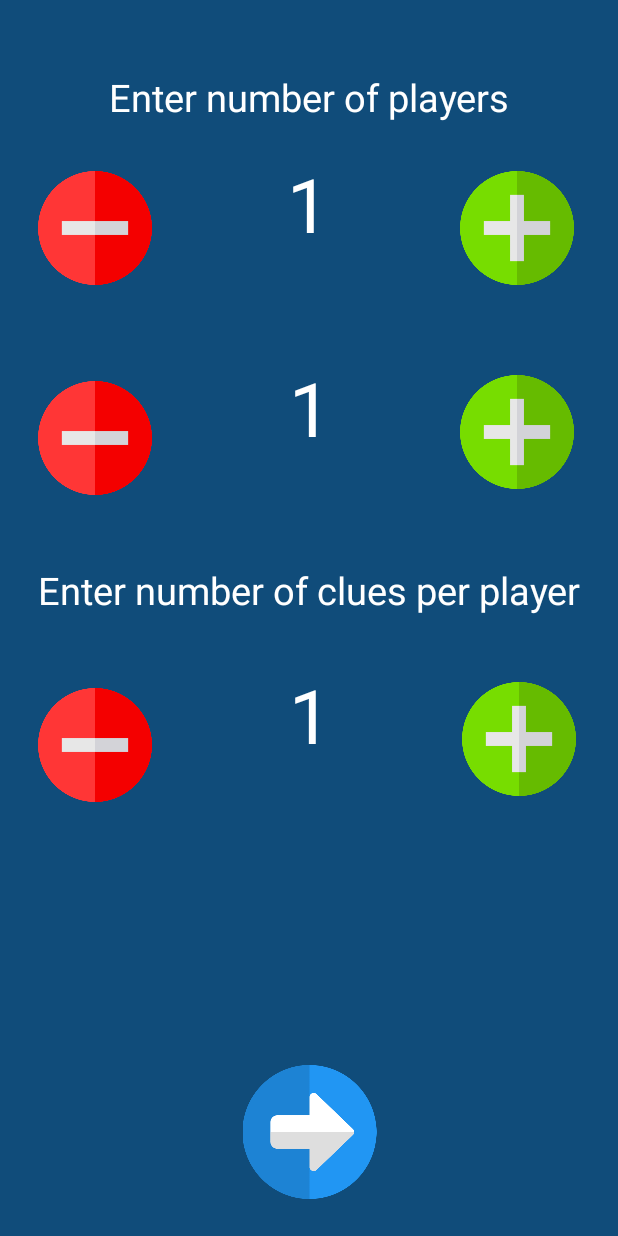
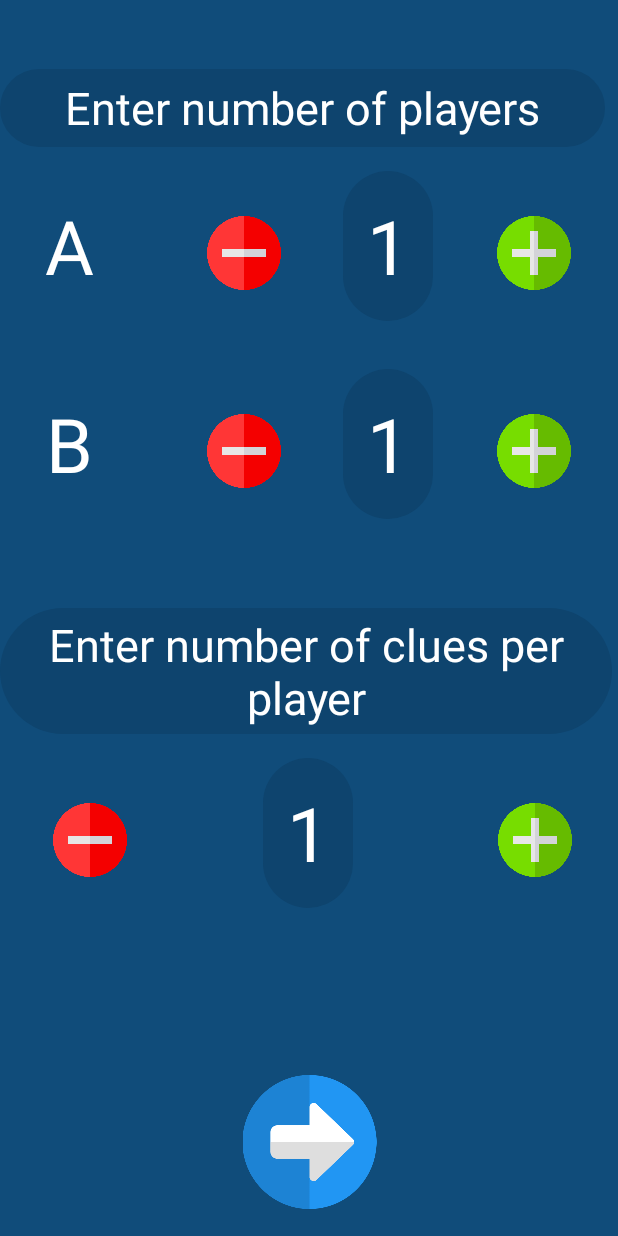
Before and after one commit to wwrzesien/app-activities, an Android app: the screen it shows after launch (MainActivity), after a tap on an icon or button, on a phone screen of 412 x 824 dp. Run offline under Robolectric (Android 15) with nearby library versions, the phone set to English and light mode, and no system bars; our stand-ins replace Firebase (no records; nobody signed in at launch, a user with empty details on screens opened directly).

```diff
--- a/app/src/main/java/com/example/activities/Controller.java
+++ b/app/src/main/java/com/example/activities/Controller.java
@@ -1,16 +1,19 @@
 package com.example.activities;
 
+import android.content.Intent;
 import android.graphics.Typeface;
 import android.util.Log;
 import android.view.View;
 import android.widget.ImageView;
 import android.widget.TextView;
 
+import androidx.appcompat.app.AppCompatActivity;
+
 import java.util.ArrayList;
 import java.util.HashMap;
 import java.util.Map;
 
-public class Controller {
+public class Controller extends AppCompatActivity {
     public String whoseTurn = "A";
     public Integer roundIterator = 0;
     public Map<String, Integer> score = new HashMap<String, Integer>() {{
@@ -26,6 +29,7 @@ public class Controller {
     TextView t1ScoreRef;
     TextView t2ScoreRef;
     TextView phaseDescRef;
+    ImageView exitRef;
 
 
     public void displayRoundScreen() {
--- a/app/src/main/java/com/example/activities/Game2.java
+++ b/app/src/main/java/com/example/activities/Game2.java
@@ -123,6 +123,11 @@ public class Game2 extends AppCompatActivity {
         main();
     }
 
+    public void exitGame(View view) {
+        Intent intent = new Intent(this, MainActivity.class);
+        startActivity(intent);
+    }
+
     public void displayGif(String clue) {
 //        Hide start button
 //        ImageView startRef = (ImageView) findViewById(R.id.start_game);
@@ -191,6 +196,7 @@ public class Game2 extends AppCompatActivity {
         controller.t1ScoreRef = (TextView) findViewById(R.id.t1_score);
         controller.t2ScoreRef = (TextView) findViewById(R.id.t2_score);
         controller.phaseDescRef = (TextView) findViewById(R.id.phaseDesc);
+        controller.exitRef = (ImageView) findViewById(R.id.exit);
 
 //        Set background color for gif screen
         webView.setBackgroundColor(Color.parseColor("#104C7A"));
--- a/app/src/main/res/layout/settings.xml
+++ b/app/src/main/res/layout/settings.xml
@@ -11,13 +11,15 @@
 
     <TextView
         android:id="@+id/settings"
-        android:layout_width="0dp"
-        android:layout_height="wrap_content"
+        android:layout_width="403dp"
+        android:layout_height="52dp"
+        android:background="@drawable/round_corner"
+        android:gravity="center"
         android:text="Enter number of players"
         android:textAlignment="center"
+        android:textAppearance="@style/TextAppearance.AppCompat.Body1"
         android:textColor="#FFFFFF"
-        android:textAppearance="@style/TextAppearance.AppCompat.Body1"
-        android:textSize="25sp"
+        android:textSize="30sp"
         app:layout_constraintBottom_toBottomOf="parent"
         app:layout_constraintEnd_toEndOf="parent"
         app:layout_constraintHorizontal_bias="0.0"
@@ -29,40 +31,57 @@
         android:id="@+id/team_one_size"
         android:layout_width="60dp"
         android:layout_height="100dp"
-        android:layout_marginTop="20dp"
-        android:textColor="#FFFFFF"
+        android:layout_marginTop="16dp"
+        android:background="@drawable/round_corner"
+        android:gravity="center"
         android:text="1"
         android:textAlignment="center"
+        android:textColor="#FFFFFF"
         android:textSize="50sp"
         app:layout_constraintEnd_toEndOf="parent"
-        app:layout_constraintHorizontal_bias="0.498"
+        app:layout_constraintHorizontal_bias="0.649"
+        app:layout_constraintStart_toStartOf="parent"
+        app:layout_constraintTop_toBottomOf="@+id/settings" />
+
+    <TextView
+        android:id="@+id/teamA"
+        android:layout_width="60dp"
+        android:layout_height="100dp"
+        android:layout_marginTop="16dp"
+        android:gravity="center"
+        android:text="A"
+        android:textAlignment="center"
+        android:textColor="#FFFFFF"
+        android:textSize="50sp"
+        app:layout_constraintEnd_toEndOf="parent"
+        app:layout_constraintHorizontal_bias="0.045"
         app:layout_constraintStart_toStartOf="parent"
         app:layout_constraintTop_toBottomOf="@+id/settings" />
 
     <ImageView
         android:id="@+id/team_one_minus"
         style="?android:borderlessButtonStyle"
+        android:layout_width="88dp"
+        android:layout_height="69dp"
+        android:layout_marginStart="10dp"
+        android:layout_marginTop="36dp"
+        android:onClick="teamSub"
         app:layout_constraintEnd_toStartOf="@+id/team_one_size"
-        app:layout_constraintHorizontal_bias="0.055"
+        app:layout_constraintHorizontal_bias="0.83"
         app:layout_constraintStart_toStartOf="parent"
         app:layout_constraintTop_toBottomOf="@+id/settings"
-        app:srcCompat="@drawable/minus"
-        android:layout_width="100dp"
-        android:layout_height="100dp"
-        android:layout_marginStart="10dp"
-        android:layout_marginTop="20dp"
-        android:onClick="teamSub" />
+        app:srcCompat="@drawable/minus" />
 
     <ImageView
         android:id="@+id/team_one_plus"
         style="?android:borderlessButtonStyle"
-        android:layout_width="100dp"
-        android:layout_height="100dp"
-        android:layout_marginTop="20dp"
+        android:layout_width="88dp"
+        android:layout_height="69dp"
+        android:layout_marginTop="36dp"
         android:layout_marginEnd="10dp"
         android:onClick="teamAdd"
         app:layout_constraintEnd_toEndOf="parent"
-        app:layout_constraintHorizontal_bias="0.888"
+        app:layout_constraintHorizontal_bias="0.923"
         app:layout_constraintStart_toEndOf="@+id/team_one_size"
         app:layout_constraintTop_toBottomOf="@+id/settings"
         app:srcCompat="@drawable/add" />
@@ -71,56 +90,75 @@
         android:id="@+id/team_two_size"
         android:layout_width="60dp"
         android:layout_height="100dp"
-        android:layout_marginTop="156dp"
-        android:textColor="#FFFFFF"
+        android:layout_marginTop="148dp"
+        android:background="@drawable/round_corner"
+        android:gravity="center"
         android:text="1"
         android:textAlignment="center"
+        android:textColor="#FFFFFF"
         android:textSize="50sp"
         app:layout_constraintEnd_toEndOf="parent"
-        app:layout_constraintHorizontal_bias="0.501"
+        app:layout_constraintHorizontal_bias="0.649"
+        app:layout_constraintStart_toStartOf="parent"
+        app:layout_constraintTop_toBottomOf="@+id/settings" />
+
+    <TextView
+        android:id="@+id/teamB"
+        android:layout_width="60dp"
+        android:layout_height="100dp"
+        android:layout_marginTop="148dp"
+        android:gravity="center"
+        android:text="B"
+        android:textAlignment="center"
+        android:textColor="#FFFFFF"
+        android:textSize="50sp"
+        app:layout_constraintEnd_toEndOf="parent"
+        app:layout_constraintHorizontal_bias="0.045"
         app:layout_constraintStart_toStartOf="parent"
         app:layout_constraintTop_toBottomOf="@+id/settings" />
 
     <ImageView
         android:id="@+id/team_two_minus"
         style="?android:borderlessButtonStyle"
-        android:layout_width="100dp"
-        android:layout_height="100dp"
+        android:layout_width="88dp"
+        android:layout_height="69dp"
         android:layout_marginStart="10dp"
-        android:layout_marginTop="160dp"
+        android:layout_marginTop="168dp"
         android:onClick="teamSub"
         app:layout_constraintEnd_toStartOf="@+id/team_one_size"
-        app:layout_constraintHorizontal_bias="0.046"
+        app:layout_constraintHorizontal_bias="0.83"
         app:layout_constraintStart_toStartOf="parent"
         app:layout_constraintTop_toBottomOf="@+id/settings"
         app:srcCompat="@drawable/minus" />
 
     <TextView
         android:id="@+id/round_title"
-        android:layout_width="0dp"
-        android:layout_height="wrap_content"
-        android:textColor="#FFFFFF"
+        android:layout_width="408dp"
+        android:layout_height="84dp"
+        android:background="@drawable/round_corner"
+        android:gravity="center"
         android:text="Enter number of clues per player"
         android:textAlignment="center"
         android:textAppearance="@style/TextAppearance.AppCompat.Body1"
-        android:textSize="25sp"
+        android:textColor="#FFFFFF"
+        android:textSize="30sp"
         app:layout_constraintBottom_toBottomOf="parent"
         app:layout_constraintEnd_toEndOf="parent"
         app:layout_constraintHorizontal_bias="0.0"
         app:layout_constraintStart_toStartOf="parent"
         app:layout_constraintTop_toBottomOf="@+id/team_two_size"
-        app:layout_constraintVertical_bias="0.084" />
+        app:layout_constraintVertical_bias="0.15" />
 
     <ImageView
         android:id="@+id/team_two_plus"
         style="?android:borderlessButtonStyle"
-        android:layout_width="100dp"
-        android:layout_height="100dp"
-        android:layout_marginTop="156dp"
+        android:layout_width="88dp"
+        android:layout_height="69dp"
+        android:layout_marginTop="168dp"
         android:layout_marginEnd="10dp"
         android:onClick="teamAdd"
         app:layout_constraintEnd_toEndOf="parent"
-        app:layout_constraintHorizontal_bias="0.893"
+        app:layout_constraintHorizontal_bias="0.923"
         app:layout_constraintStart_toEndOf="@+id/team_one_size"
         app:layout_constraintTop_toBottomOf="@+id/settings"
         app:srcCompat="@drawable/add" />
@@ -129,21 +167,23 @@
         android:id="@+id/round"
         android:layout_width="60dp"
         android:layout_height="100dp"
-        android:layout_marginTop="32dp"
-        android:textColor="#FFFFFF"
+        android:layout_marginTop="16dp"
+        android:background="@drawable/round_corner"
+        android:gravity="center"
         android:text="1"
         android:textAlignment="center"
+        android:textColor="#FFFFFF"
         android:textSize="50sp"
         app:layout_constraintEnd_toEndOf="parent"
-        app:layout_constraintHorizontal_bias="0.501"
+        app:layout_constraintHorizontal_bias="0.498"
         app:layout_constraintStart_toStartOf="parent"
         app:layout_constraintTop_toBottomOf="@+id/round_title" />
 
     <ImageView
         android:id="@+id/round_minus"
         style="?android:borderlessButtonStyle"
-        android:layout_width="100dp"
-        android:layout_height="100dp"
+        android:layout_width="88dp"
+        android:layout_height="69dp"
         android:layout_marginStart="10dp"
         android:layout_marginTop="36dp"
         android:onClick="roundSub"
@@ -156,13 +196,13 @@
     <ImageView
         android:id="@+id/round_plus"
         style="?android:borderlessButtonStyle"
-        android:layout_width="100dp"
-        android:layout_height="100dp"
-        android:layout_marginTop="32dp"
+        android:layout_width="88dp"
+        android:layout_height="69dp"
+        android:layout_marginTop="36dp"
         android:layout_marginEnd="10dp"
         android:onClick="roundAdd"
         app:layout_constraintEnd_toEndOf="parent"
-        app:layout_constraintHorizontal_bias="0.909"
+        app:layout_constraintHorizontal_bias="0.96"
         app:layout_constraintStart_toEndOf="@+id/team_one_size"
         app:layout_constraintTop_toBottomOf="@+id/round_title"
         app:srcCompat="@drawable/add" />
```
Also changed, not shown: app/src/main/java/com/example/activities/Game1.java (+7 -0 lines), app/src/main/res/layout/activity_game2.xml (+12 -0 lines), app/src/main/res/layout/activity_main.xml (+6 -8 lines), app/src/main/res/layout/display_game1.xml (+13 -1 lines).
